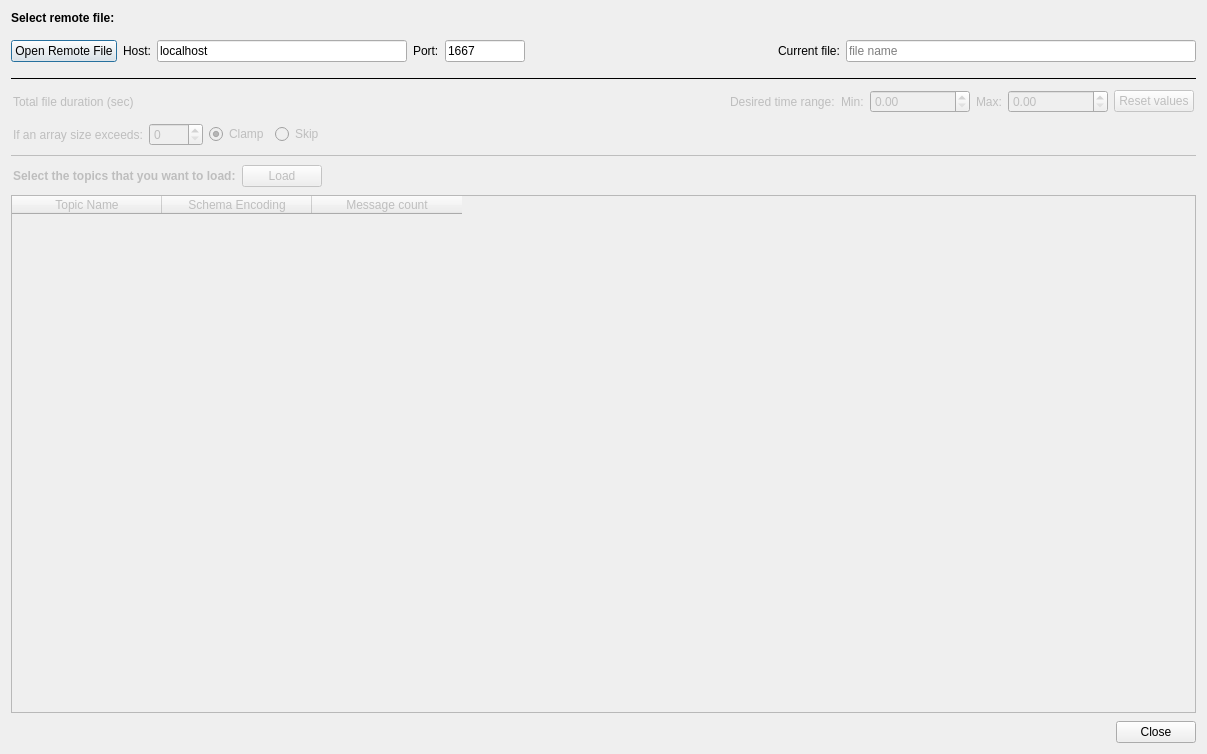
v4hn/PlotJuggler, file plotjuggler_plugins/ToolboxRemote/widget_remote_load.ui: the form before one commit.
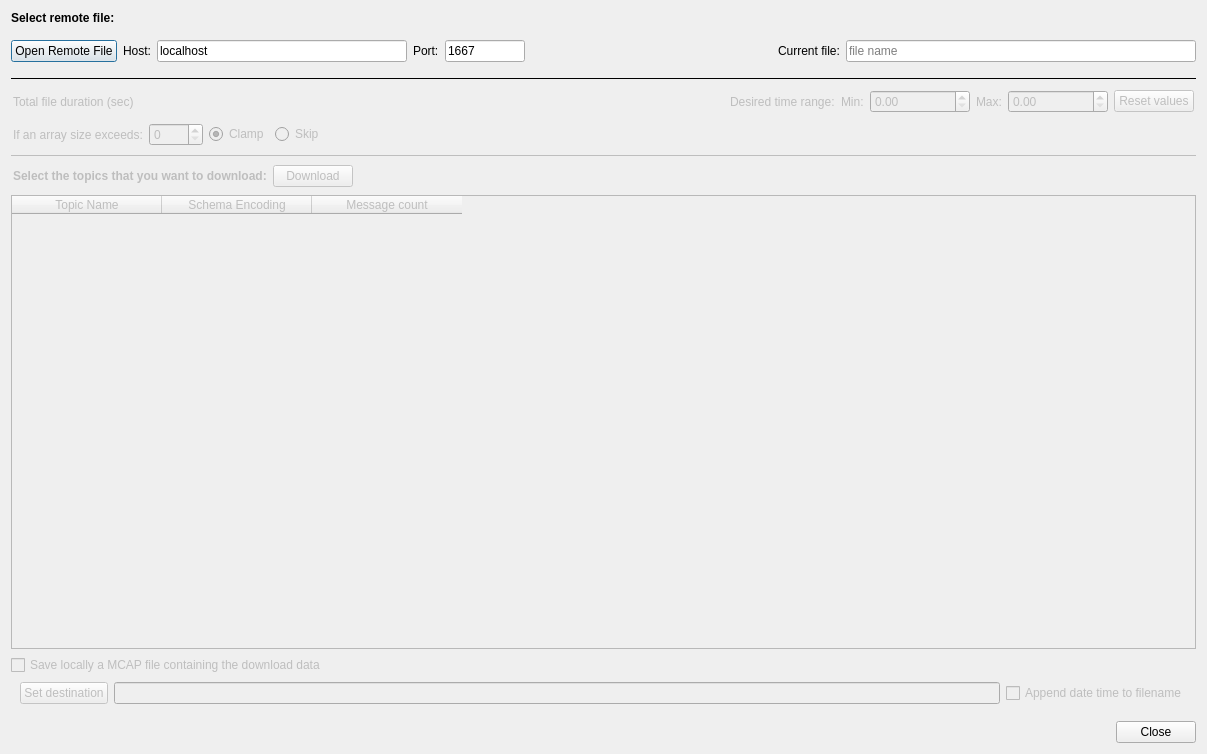
The form after the commit.

```diff
--- a/plotjuggler_plugins/ToolboxRemote/widget_remote_load.ui
+++ b/plotjuggler_plugins/ToolboxRemote/widget_remote_load.ui
@@ -344,7 +344,7 @@
        </widget>
       </item>
       <item>
-       <widget class="QWidget" name="" native="true">
+       <widget class="QWidget" name="widget" native="true">
         <layout class="QHBoxLayout" name="horizontalLayout_3">
          <property name="leftMargin">
           <number>2</number>
@@ -367,14 +367,14 @@
             </font>
            </property>
            <property name="text">
-            <string>Select the topics that you want to load:</string>
+            <string>Select the topics that you want to download:</string>
            </property>
           </widget>
          </item>
          <item>
           <widget class="QPushButton" name="buttonLoadData">
            <property name="text">
-            <string>Load</string>
+            <string>Download</string>
            </property>
           </widget>
          </item>
@@ -437,6 +437,39 @@
         </column>
        </widget>
       </item>
+      <item>
+       <widget class="QCheckBox" name="checkBoxSaveMCAP">
+        <property name="text">
+         <string>Save locally a MCAP file containing the download data</string>
+        </property>
+       </widget>
+      </item>
+      <item>
+       <widget class="QWidget" name="widgetSave" native="true">
+        <layout class="QHBoxLayout" name="horizontalLayout_5">
+         <property name="topMargin">
+          <number>1</number>
+         </property>
+         <item>
+          <widget class="QPushButton" name="buttonSaveDestination">
+           <property name="text">
+            <string>Set destination</string>
+           </property>
+          </widget>
+         </item>
+         <item>
+          <widget class="QLineEdit" name="lineDestination"/>
+         </item>
+         <item>
+          <widget class="QCheckBox" name="checkBoxAppendDate">
+           <property name="text">
+            <string>Append date time to filename</string>
+           </property>
+          </widget>
+         </item>
+        </layout>
+       </widget>
+      </item>
      </layout>
     </widget>
    </item>
```
